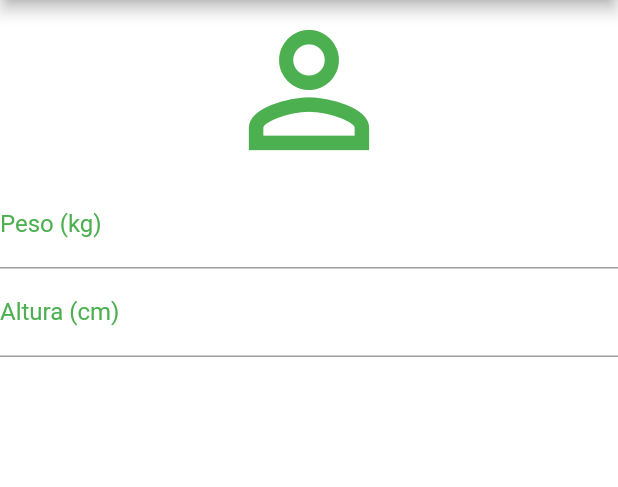
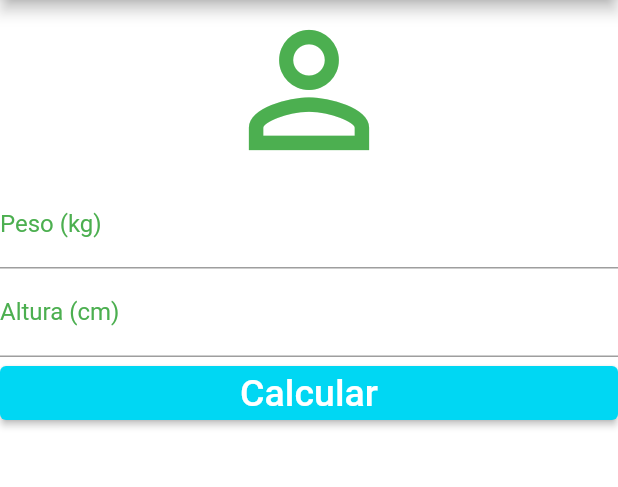
Before and after one commit to AlexandreFerreira97/calculadora_imc, a Flutter app: the screen it shows after launch, on a phone screen of 412 x 824 dp, the part 84-571 px from its top. Run offline on Flutter 3.47's test engine with Material 2 defaults, Android fonts, the phone set to English and light mode, and no system bars.

Commit message:
Update calculadoraImc.dart

```diff
--- a/lib/pages/calculadoraImc.dart
+++ b/lib/pages/calculadoraImc.dart
@@ -23,15 +23,15 @@ class _HomeState extends State<Home> {
         ],
       ),
       backgroundColor: Colors.white,
-      body: const Column(
+      body: Column(
         crossAxisAlignment: CrossAxisAlignment.stretch,
         children: <Widget>[
-          Icon(
+          const Icon(
             Icons.person_outline,
             size: 120.0,
             color: (Colors.green),
           ),
-          TextField(
+          const TextField(
             keyboardType: TextInputType.number,
             decoration: InputDecoration(
               labelText: 'Peso (kg)',
@@ -40,7 +40,7 @@ class _HomeState extends State<Home> {
             textAlign: TextAlign.center,
             style: TextStyle(color: Colors.green),
           ),
-          TextField(
+          const TextField(
             keyboardType: TextInputType.number,
             decoration: InputDecoration(
               labelText: 'Altura (cm)',
@@ -49,7 +49,20 @@ class _HomeState extends State<Home> {
             textAlign: TextAlign.center,
             style: TextStyle(color: Colors.green),
           ),
-          // ElevatedButton(onPressed: () {}, child: Text('Calcular'))
+          ElevatedButton(
+            onPressed: () {},
+            style: ElevatedButton.styleFrom(
+              primary: const Color(0xff00d7f3),
+              //padding: const EdgeInsets.all(16),
+            ),
+            child: const Text(
+              'Calcular',
+              style: TextStyle(
+                color: Colors.white,
+                fontSize: 25.0,
+              ),
+            ),
+          )
         ],
       ),
     );
```
